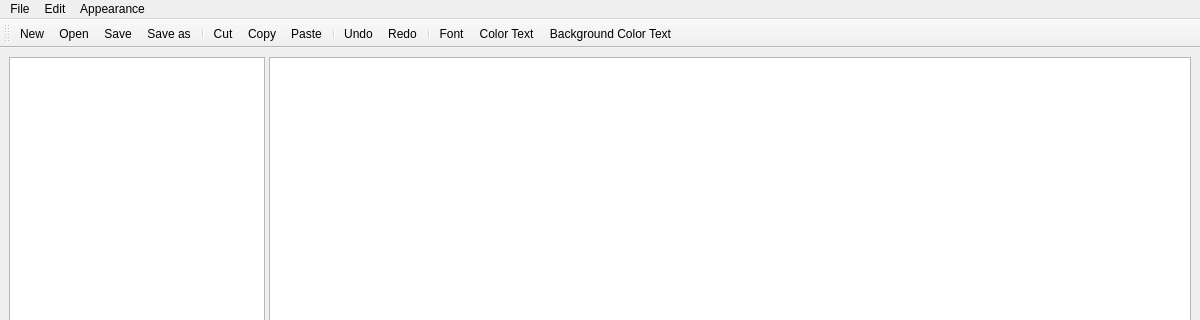
Qt form app/src/mainwindow.ui (ailchuk/utext) before a commit; both pictures show x 0 to 1200 and y 0 to 320 of the 1200 by 800 pixel window.
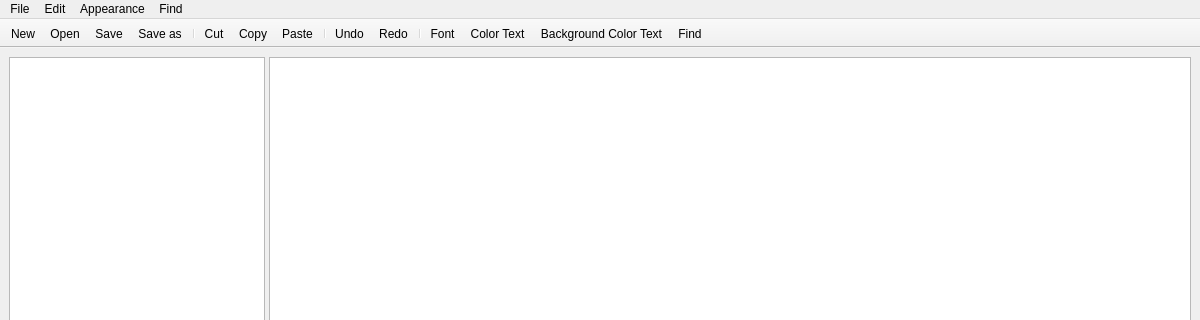
The same form after that commit. Icons and pictures are not drawn.

Commit message: added some features like find all and replace all and etc

```diff
--- a/app/src/mainwindow.ui
+++ b/app/src/mainwindow.ui
@@ -117,15 +117,25 @@
     <addaction name="actionLight_theme"/>
     <addaction name="actionDark_theme"/>
    </widget>
+   <widget class="QMenu" name="menuFind">
+    <property name="title">
+     <string>Find</string>
+    </property>
+    <addaction name="actionFind"/>
+   </widget>
    <addaction name="menuFile"/>
    <addaction name="menuEdit"/>
    <addaction name="menuAppearance"/>
+   <addaction name="menuFind"/>
   </widget>
   <widget class="QStatusBar" name="statusbar"/>
   <widget class="QToolBar" name="toolBar">
    <property name="windowTitle">
     <string>toolBar</string>
    </property>
+   <property name="movable">
+    <bool>false</bool>
+   </property>
    <attribute name="toolBarArea">
     <enum>TopToolBarArea</enum>
    </attribute>
@@ -147,6 +157,7 @@
    <addaction name="actionFont"/>
    <addaction name="actionColor"/>
    <addaction name="actionBackground_Color"/>
+   <addaction name="actionFind"/>
   </widget>
   <action name="actionNew">
    <property name="icon">
@@ -275,6 +286,20 @@
     <string>Background Color Text</string>
    </property>
   </action>
+  <action name="actionFind">
+   <property name="icon">
+    <iconset resource="../resources/myres.qrc">
+     <normaloff>:/find.png</normaloff>:/find.png</iconset>
+   </property>
+   <property name="text">
+    <string>Find</string>
+   </property>
+  </action>
+  <action name="actionReplace">
+   <property name="text">
+    <string>Replace</string>
+   </property>
+  </action>
  </widget>
  <resources>
   <include location="../resources/myres.qrc"/>
```
The commit also changes 11 other files.
